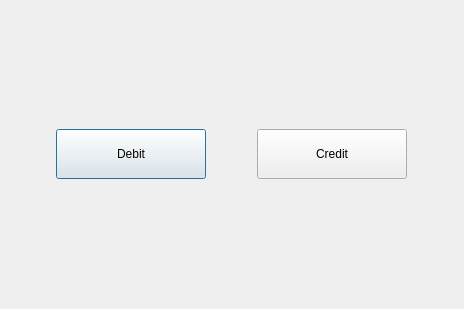
The window that bankautomat/LOGIN_DLL/debitcreditwindow.ui (Necromunda/ATM) describes before a commit, drawn with Qt 5.
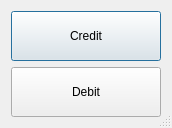
The same window after the commit.

What changed in the file:
```diff
--- a/bankautomat/LOGIN_DLL/debitcreditwindow.ui
+++ b/bankautomat/LOGIN_DLL/debitcreditwindow.ui
@@ -6,33 +6,20 @@
    <rect>
     <x>0</x>
     <y>0</y>
-    <width>464</width>
-    <height>309</height>
+    <width>168</width>
+    <height>124</height>
    </rect>
   </property>
   <property name="windowTitle">
    <string>Dialog</string>
   </property>
-  <layout class="QHBoxLayout" name="horizontalLayout">
-   <item>
-    <widget class="QPushButton" name="debitButton">
-     <property name="sizePolicy">
-      <sizepolicy hsizetype="Maximum" vsizetype="Maximum">
-       <horstretch>0</horstretch>
-       <verstretch>0</verstretch>
-      </sizepolicy>
-     </property>
-     <property name="minimumSize">
-      <size>
-       <width>150</width>
-       <height>50</height>
-      </size>
-     </property>
-     <property name="text">
-      <string>Debit</string>
-     </property>
-    </widget>
-   </item>
+  <property name="sizeGripEnabled">
+   <bool>true</bool>
+  </property>
+  <property name="modal">
+   <bool>true</bool>
+  </property>
+  <layout class="QVBoxLayout" name="verticalLayout">
    <item>
     <widget class="QPushButton" name="creditButton">
      <property name="sizePolicy">
@@ -52,6 +39,25 @@
      </property>
     </widget>
    </item>
+   <item>
+    <widget class="QPushButton" name="debitButton">
+     <property name="sizePolicy">
+      <sizepolicy hsizetype="Maximum" vsizetype="Maximum">
+       <horstretch>0</horstretch>
+       <verstretch>0</verstretch>
+      </sizepolicy>
+     </property>
+     <property name="minimumSize">
+      <size>
+       <width>150</width>
+       <height>50</height>
+      </size>
+     </property>
+     <property name="text">
+      <string>Debit</string>
+     </property>
+    </widget>
+   </item>
   </layout>
  </widget>
  <resources/>
```
